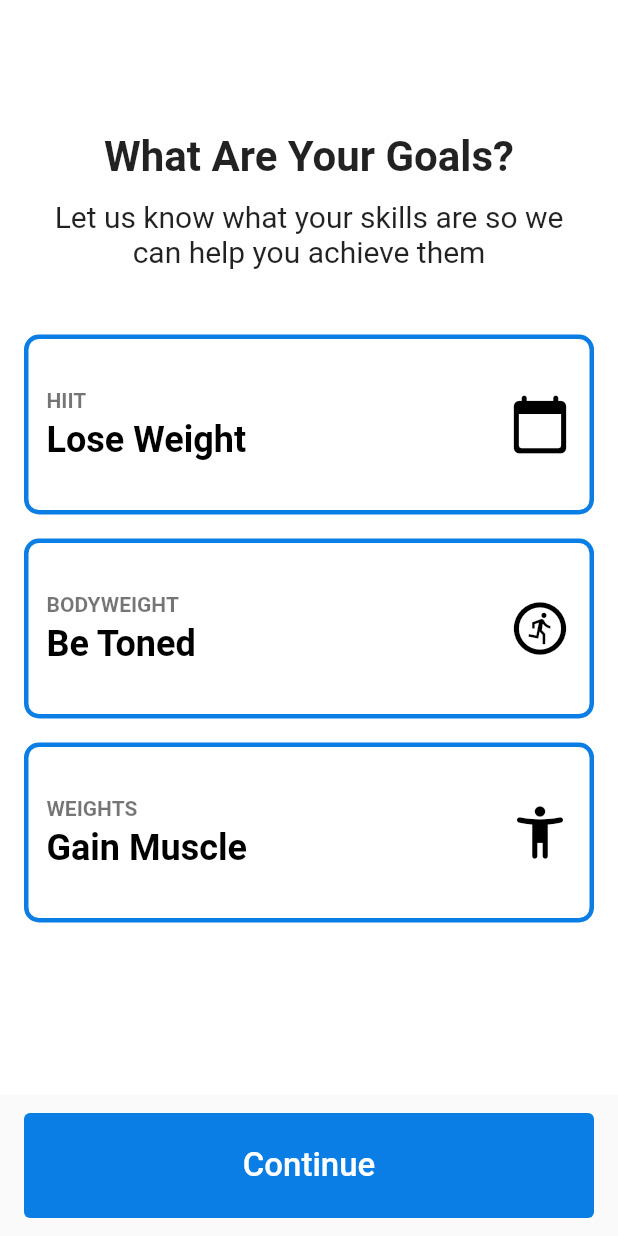
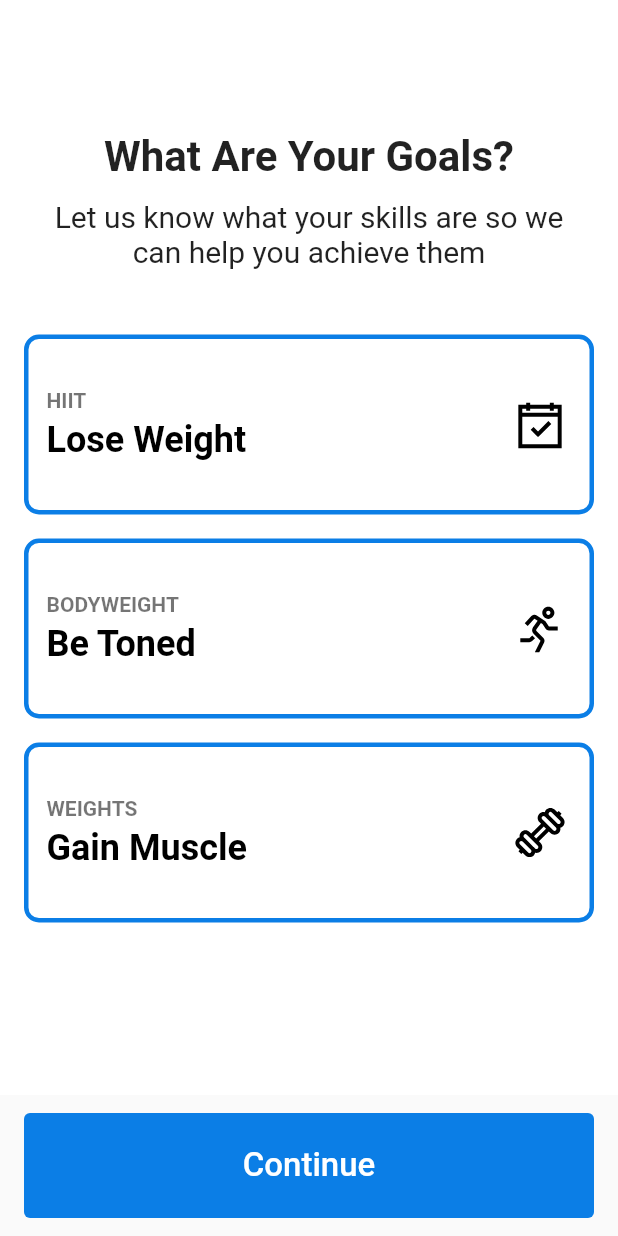
Before and after one commit to ankanSikdar/flutter-health-app-ui, a Flutter app: the screen it shows after launch, on a phone screen of 412 x 824 dp. Run offline on Flutter 3.47's test engine with Material 2 defaults, Android fonts, the phone set to English and light mode, and no system bars; our stand-ins replace line_icons.

Commit message:
Added line icons

```diff
--- a/lib/goals_page.dart
+++ b/lib/goals_page.dart
@@ -1,6 +1,7 @@
 import 'package:flutter/material.dart';
 import 'package:health_ui/config.dart';
 import 'package:health_ui/goal_card.dart';
+import 'package:line_icons/line_icons.dart';
 
 class GoalsPage extends StatelessWidget {
   const GoalsPage({Key key}) : super(key: key);
@@ -40,17 +41,17 @@ class GoalsPage extends StatelessWidget {
             GoalCard(
               upperTitle: 'HIIT',
               mainTitle: 'Lose Weight',
-              icon: Icons.calendar_today_rounded,
+              icon: LineIcons.calendarCheck,
             ),
             GoalCard(
               upperTitle: 'BODYWEIGHT',
               mainTitle: 'Be Toned',
-              icon: Icons.run_circle_outlined,
+              icon: LineIcons.running,
             ),
             GoalCard(
               upperTitle: 'WEIGHTS',
               mainTitle: 'Gain Muscle',
-              icon: Icons.accessibility_new_rounded,
+              icon: LineIcons.dumbbell,
             ),
           ],
         ),
```
Also changed, not shown: pubspec.yaml (+2 -6 lines), pubspec.lock.
